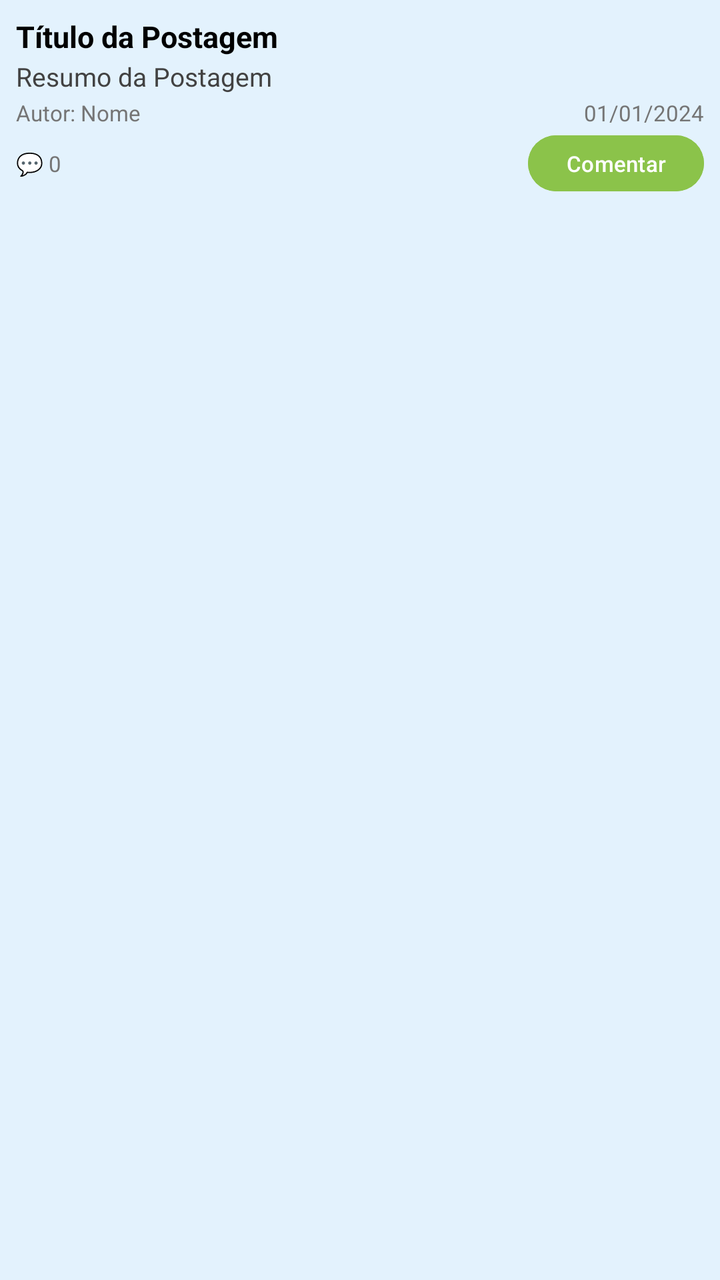
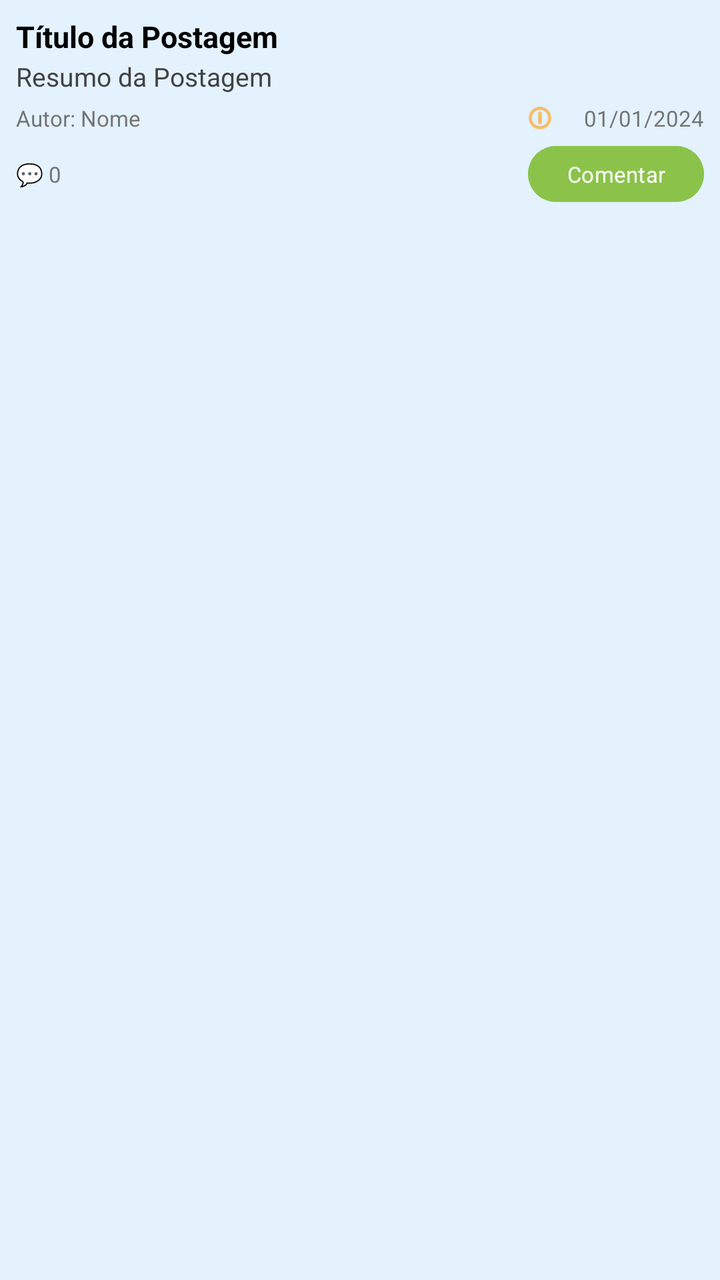

An Android layout rendered at two revisions. The XML below is the earlier revision; the diff shows what the commit changed to produce the second picture.
<!-- AndroidManifest.xml: application theme Theme.App_Metas_2 -->
<!-- res/layout/item_post.xml -->
<?xml version="1.0" encoding="utf-8"?>
<LinearLayout xmlns:android="http://schemas.android.com/apk/res/android"
    xmlns:app="http://schemas.android.com/apk/res-auto"
    android:layout_width="match_parent"
    android:layout_height="wrap_content"
    android:orientation="vertical"
    android:padding="8dp"
    android:background="#E3F2FD"
    android:layout_marginStart="4dp"
    android:layout_marginEnd="4dp"
    android:layout_marginTop="2dp"
    android:layout_marginBottom="2dp">

    <TextView
        android:id="@+id/textViewTituloPost"
        android:layout_width="match_parent"
        android:layout_height="wrap_content"
        android:text="Título da Postagem"
        android:textSize="15sp"
        android:textStyle="bold"
        android:textColor="#000000"
        android:maxLines="2"
        android:ellipsize="end"
        android:layout_marginBottom="0dp"/>

    <TextView
        android:id="@+id/textViewResumoPost"
        android:layout_width="match_parent"
        android:layout_height="wrap_content"
        android:text="Resumo da Postagem"
        android:textSize="13sp"
        android:layout_marginTop="1dp"
        android:textColor="#424242"
        android:maxLines="2"
        android:ellipsize="end" />

    <LinearLayout
        android:layout_width="match_parent"
        android:layout_height="wrap_content"
        android:orientation="horizontal"
        android:layout_marginTop="2dp"
        android:gravity="center_vertical">

        <TextView
            android:id="@+id/textViewAutor"
            android:layout_width="0dp"
            android:layout_height="wrap_content"
            android:layout_weight="1"
            android:text="Autor: Nome"
            android:textSize="11sp"
            android:textColor="#757575"
            android:maxLines="1"
            android:ellipsize="end" />

        <TextView
            android:id="@+id/textViewData"
            android:layout_width="wrap_content"
            android:layout_height="wrap_content"
            android:text="01/01/2024"
            android:textSize="11sp"
            android:textColor="#757575"
            android:layout_marginStart="8dp" />
    </LinearLayout>

    <LinearLayout
        android:layout_width="match_parent"
        android:layout_height="wrap_content"
        android:orientation="horizontal"
        android:layout_marginTop="4dp"
        android:gravity="center_vertical">

        <TextView
            android:id="@+id/textViewComentarios"
            android:layout_width="0dp"
            android:layout_height="wrap_content"
            android:layout_weight="1"
            android:text="💬 0"
            android:textSize="11sp"
            android:textColor="#757575" />

        <ImageView
            android:id="@+id/imageViewDeletePost"
            android:layout_width="28dp"
            android:layout_height="28dp"
            android:padding="4dp"
            android:layout_marginEnd="8dp"
            android:src="@android:drawable/ic_menu_delete"
            android:background="?attr/selectableItemBackgroundBorderless"
            android:visibility="gone"
            app:tint="#F44336" />

        <Button
            android:id="@+id/buttonAddComment"
            android:layout_width="wrap_content"
            android:layout_height="28dp"
            android:backgroundTint="#8BC34A"
            android:paddingStart="10dp"
            android:paddingEnd="10dp"
            android:paddingTop="0dp"
            android:paddingBottom="0dp"
            android:insetTop="0dp"
            android:insetBottom="0dp"
            android:minHeight="0dp"
            android:text="Comentar"
            android:textColor="#FFFFFF"
            android:textSize="11sp"
            android:textAllCaps="false" />
    </LinearLayout>
</LinearLayout>
<!-- resources referenced by this layout -->
<resources>
  <style name="Theme.App_Metas_2" parent="Base.Theme.App_Metas_2" />
  <style name="Base.Theme.App_Metas_2" parent="Theme.Material3.DayNight.NoActionBar">
          
          
      </style>
</resources>

<!-- the commit's change to res/layout/item_post.xml (unified diff, before → after) -->
@@ -52,6 +52,16 @@
             android:maxLines="1"
             android:ellipsize="end" />
 
+        <ImageView
+            android:id="@+id/iconReport"
+            android:layout_width="20dp"
+            android:layout_height="20dp"
+            android:src="@android:drawable/ic_menu_info_details"
+            app:tint="#FF9800"
+            android:layout_marginEnd="8dp"
+            android:padding="2dp"
+            android:contentDescription="Denunciar" />
+
         <TextView
             android:id="@+id/textViewData"
             android:layout_width="wrap_content"
@@ -59,7 +69,7 @@
             android:text="01/01/2024"
             android:textSize="11sp"
             android:textColor="#757575"
-            android:layout_marginStart="8dp" />
+            android:layout_marginStart="4dp" />
     </LinearLayout>
 
     <LinearLayout
<!-- resource entries referenced after the edit -->
@@ -3,7 +3,32 @@
   <style name="Theme.App_Metas_2" parent="Base.Theme.App_Metas_2" />
   <style name="Base.Theme.App_Metas_2" parent="Theme.Material3.DayNight.NoActionBar">
           
+          <item name="colorPrimary">@color/colorPrimary</item>
+          <item name="colorPrimaryVariant">@color/colorPrimaryVariant</item>
+          <item name="colorSecondary">@color/colorSecondary</item>
+          <item name="colorSecondaryVariant">@color/colorSecondaryVariant</item>
           
+          <item name="colorOnPrimary">@color/colorOnPrimary</item>
+          <item name="colorOnSecondary">@color/colorOnSecondary</item>
+          
+          
+          <item name="android:windowBackground">@color/colorBackground</item>
+          <item name="colorSurface">@color/colorSurface</item>
+          
+          
+          <item name="android:fontFamily">sans-serif</item>
+          
+          
+          <item name="android:statusBarColor">@color/colorPrimaryVariant</item>
+          <item name="android:navigationBarColor">@color/colorBackground</item>
       </style>
+  <color name="colorPrimary">#673AB7</color>
+  <color name="colorPrimaryVariant">#512DA8</color>
+  <color name="colorSecondary">#009688</color>
+  <color name="colorSecondaryVariant">#00796B</color>
+  <color name="colorOnPrimary">#FFFFFF</color>
+  <color name="colorOnSecondary">#FFFFFF</color>
+  <color name="colorBackground">#F3F4F6</color>
+  <color name="colorSurface">#FFFFFF</color>
 </resources>
 
